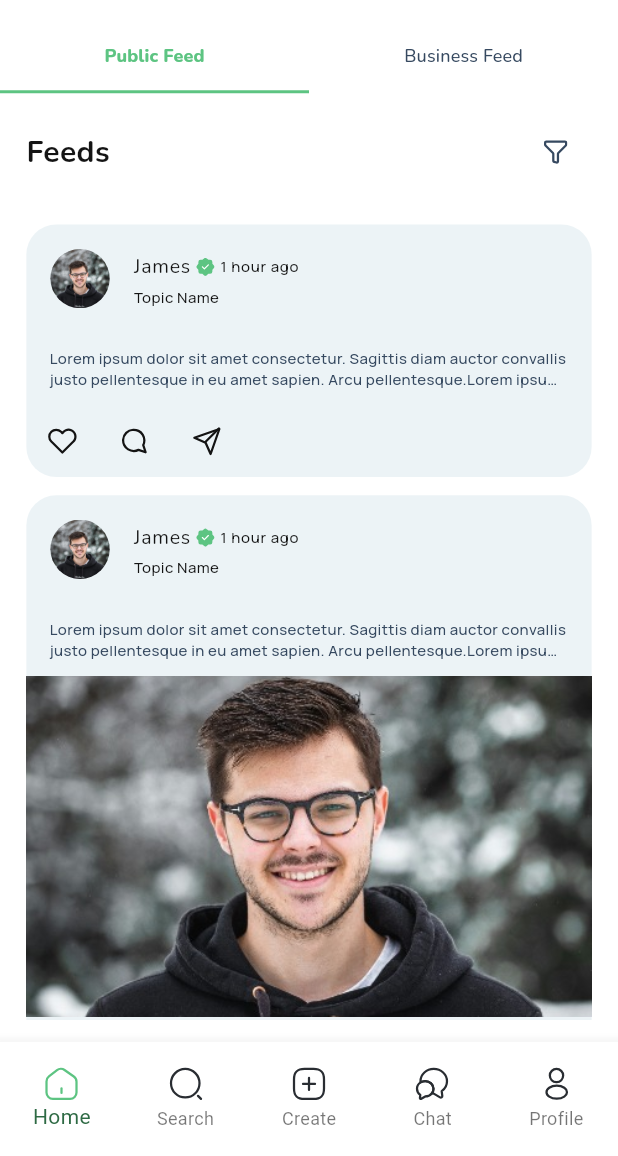
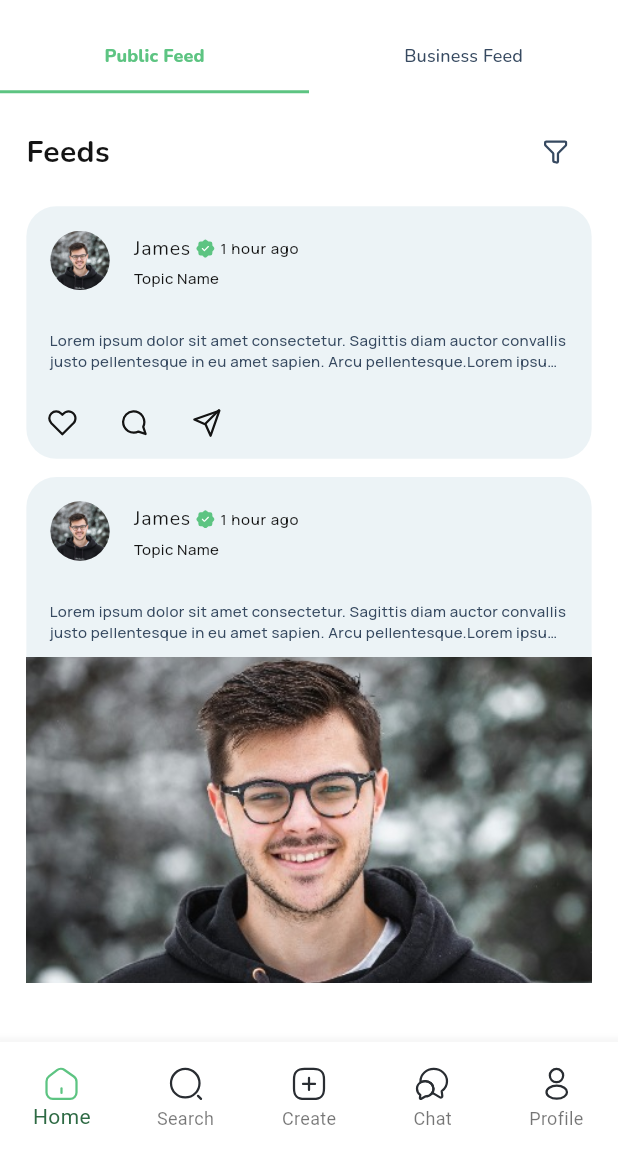
Before and after one commit to monzir3bdo/test, a Flutter app: the screen it shows after launch, on a phone screen of 412 x 824 dp, the part 80-1236 px from its top. Run offline on Flutter 3.47's test engine with Material 3 defaults, Android fonts, the phone set to English and light mode, and no system bars; our stand-ins replace bloc, flutter_bloc, flutter_screenutil, flutter_svg, freezed_annotation, gap and 3 more.

Commit message:
Ready To Assign

```diff
--- a/lib/features/home/presentation/widgets/feeds_and_filter_widget.dart
+++ b/lib/features/home/presentation/widgets/feeds_and_filter_widget.dart
@@ -13,7 +13,6 @@ class FeedsAndFilterWidget extends StatelessWidget {
         left: 16.w,
         right: 16.w,
         top: 15.h,
-        bottom: 12.h,
       ),
       child: Row(
         mainAxisAlignment: MainAxisAlignment.spaceBetween,
--- a/lib/features/home/presentation/widgets/public_and_busniess_feed_widget.dart
+++ b/lib/features/home/presentation/widgets/public_and_busniess_feed_widget.dart
@@ -27,7 +27,7 @@ class PublicAndBusinessFeedWidget extends StatelessWidget {
                 ],
               ),
               SizedBox(
-                height: context.screenHeight * 0.75,
+                height: context.screenHeight * 0.72,
                 child: const TabBarView(
                   children: [
                     PublicFeedWidget(),
```
